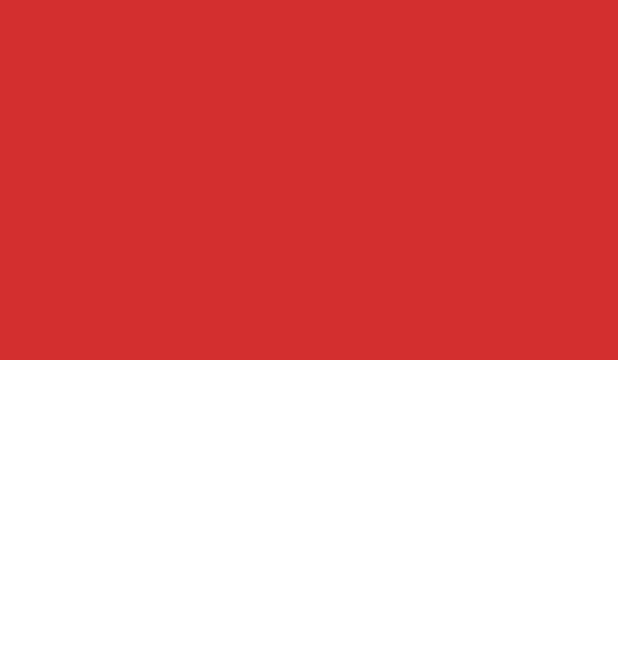
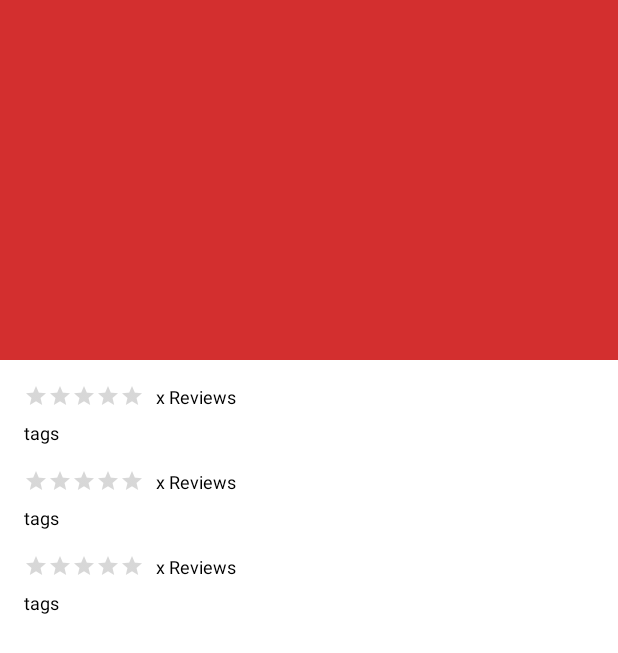
Before and after one commit to RubensHardt/yelp-getty-center, an Android app: the layout activity_business_details.xml on its own in the app's theme, with its tools: preview values and no code run, on a phone screen of 412 x 824 dp. Shown: the top 653 px of the screen. Run offline under Robolectric (Android 15) with nearby library versions, the phone set to English and light mode, and no system bars.

Commit message:
Add the header view holder

```diff
--- /dev/null
+++ b/app/src/main/java/com/rubenshardt/yelpgettycenter/utils/extensions/ViewGroup+inflate.kt
@@ -0,0 +1,9 @@
+package com.rubenshardt.yelpgettycenter.utils.extensions
+
+import android.support.annotation.LayoutRes
+import android.view.LayoutInflater
+import android.view.View
+import android.view.ViewGroup
+
+fun ViewGroup?.inflate(@LayoutRes res: Int, attachToRoot: Boolean = false): View =
+    LayoutInflater.from(this?.context).inflate(res, this, attachToRoot)
--- /dev/null
+++ b/app/src/main/java/com/rubenshardt/yelpgettycenter/utils/viewholders/HeaderViewHolder.kt
@@ -0,0 +1,21 @@
+package com.rubenshardt.yelpgettycenter.utils.viewholders
+
+import android.support.v7.widget.RecyclerView
+import android.view.ViewGroup
+import com.rubenshardt.yelpgettycenter.R
+import com.rubenshardt.yelpgettycenter.model.business.Business
+import com.rubenshardt.yelpgettycenter.utils.extensions.inflate
+import kotlinx.android.synthetic.main.item_header.view.*
+
+class HeaderViewHolder(parent: ViewGroup) : RecyclerView.ViewHolder(parent.inflate(R.layout.item_header)) {
+
+    var business: Business? = null
+        set(value) {
+            field = value
+            with(itemView) {
+                ratingBar.rating = value?.rating ?: 0F
+                tagsTextView.text = value?.categories?.map { it.title }?.joinToString(" ")
+                reviewsTextView.text = context.getString(R.string.reviews_count, business?.reviewCount)
+            }
+        }
+}
--- /dev/null
+++ b/app/src/main/res/layout/item_header.xml
@@ -0,0 +1,42 @@
+<?xml version="1.0" encoding="utf-8"?>
+<RelativeLayout
+        xmlns:android="http://schemas.android.com/apk/res/android"
+        xmlns:tools="http://schemas.android.com/tools"
+        android:orientation="vertical"
+        android:layout_width="match_parent"
+        android:layout_height="wrap_content"
+        android:layout_marginTop="@dimen/margin_regular"
+        android:layout_marginStart="@dimen/margin_regular"
+        android:layout_marginEnd="@dimen/margin_regular">
+
+    <RatingBar
+            android:id="@+id/ratingBar"
+            android:layout_width="wrap_content"
+            android:layout_height="wrap_content"
+            android:layout_marginEnd="@dimen/margin_small"
+            style="?android:attr/ratingBarStyleSmall"
+            android:numStars="5"
+            android:stepSize="0.5"
+            android:isIndicator="true"/>
+
+    <TextView
+            android:id="@+id/reviewsTextView"
+            android:layout_width="wrap_content"
+            android:layout_height="wrap_content"
+            android:textSize="@dimen/text_small"
+            android:textColor="@color/black"
+            android:layout_toEndOf="@id/ratingBar"
+            android:layout_alignTop="@id/ratingBar"
+            tools:text="x Reviews"/>
+
+    <TextView
+            android:id="@+id/tagsTextView"
+            android:layout_width="wrap_content"
+            android:layout_height="wrap_content"
+            android:layout_marginTop="@dimen/margin_small"
+            android:textSize="@dimen/text_small"
+            android:textColor="@color/black"
+            android:layout_below="@id/ratingBar"
+            tools:text="tags"/>
+
+</RelativeLayout>
--- a/app/src/main/res/values/colors.xml
+++ b/app/src/main/res/values/colors.xml
@@ -5,4 +5,5 @@
     <color name="colorAccent">#D81B60</color>
 
     <color name="white">#FFFFFF</color>
+    <color name="black">#000000</color>
 </resources>
--- a/app/src/main/res/values/dimens.xml
+++ b/app/src/main/res/values/dimens.xml
@@ -2,4 +2,7 @@
     <dimen name="app_bar_height">240dp</dimen>
     <dimen name="fab_margin">16dp</dimen>
     <dimen name="text_margin">16dp</dimen>
+    <dimen name="margin_small">8dp</dimen>
+    <dimen name="margin_regular">16dp</dimen>
+    <dimen name="text_small">12sp</dimen>
 </resources>
--- a/app/src/main/res/values/strings.xml
+++ b/app/src/main/res/values/strings.xml
@@ -1,5 +1,6 @@
 <resources>
     <string name="app_name">The Getty Center</string>
     <string name="action_settings">Settings</string>
+    <string name="reviews_count">%1$d Reviews</string>
     <string name="api_error">Error loading the business information</string>
 </resources>
```
